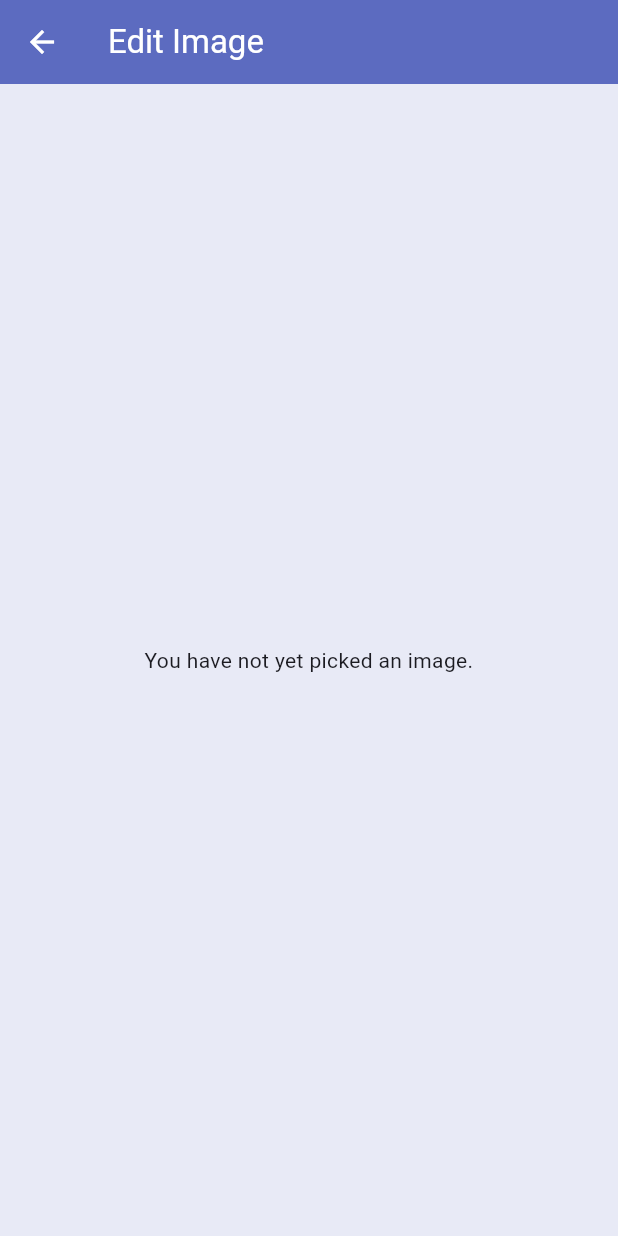
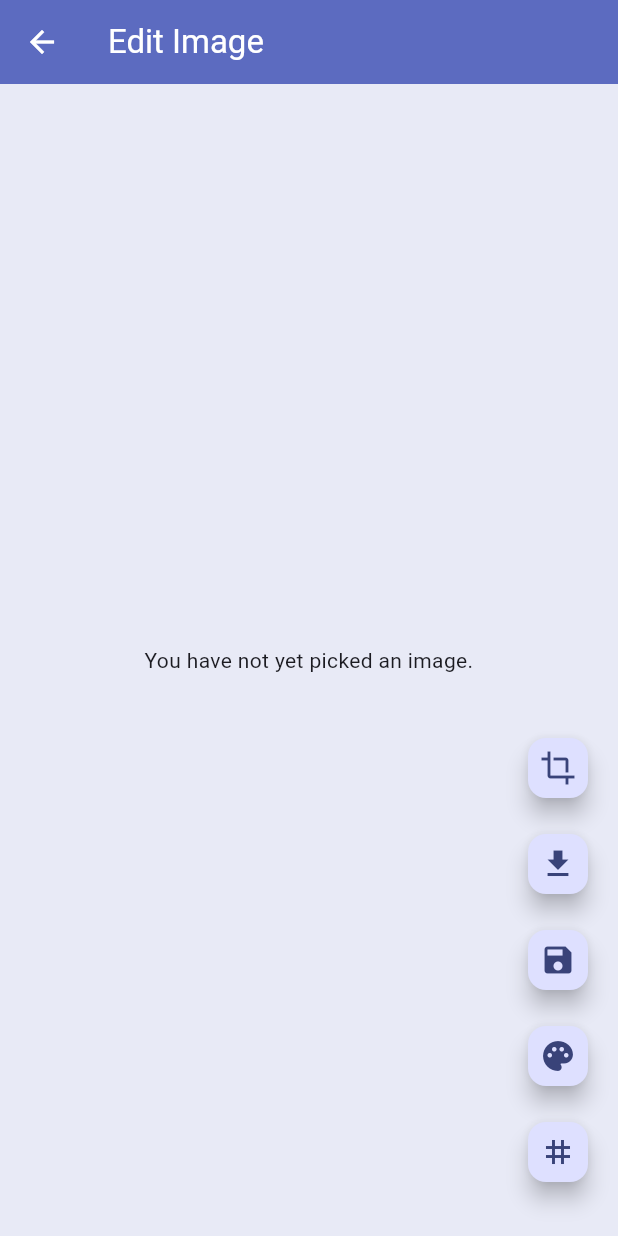
Before and after one commit to awesomeosep/refrigerator, a Flutter app: the EditPage screen opened by its route, on a phone screen of 412 x 824 dp. Run offline on Flutter 3.47's test engine with Material 3 defaults, Android fonts, the phone set to English and light mode, and no system bars; our stand-ins replace flutter_colorpicker, image_picker, screenshot.

Commit message:
crop popup

```diff
--- a/lib/edit.dart
+++ b/lib/edit.dart
@@ -4,6 +4,7 @@ import 'dart:math';
 
 // import 'package:crop_your_image/crop_your_image.dart';
 // import 'package:croppy/croppy.dart';
+import 'package:drawing_app/edit_popups/cropping.dart';
 import 'package:drawing_app/edit_popups/export_image.dart';
 import 'package:drawing_app/edit_popups/grid_lines.dart';
 import 'package:drawing_app/edit_popups/image_filters.dart';
@@ -25,7 +26,8 @@ class NamedColorFilter {
   final String id;
   final ColorFilter filter;
 
-  NamedColorFilter({required this.name, required this.id, required this.filter});
+  NamedColorFilter(
+      {required this.name, required this.id, required this.filter});
 }
 
 class EditPageArguments {
@@ -71,7 +73,8 @@ class _EditPageState extends State<EditPage> {
   bool firstTimeRan = false;
 
   ScreenshotController screenshotController = ScreenshotController();
-  TransformationController interactiveViewerController = TransformationController();
+  TransformationController interactiveViewerController =
+      TransformationController();
 
   void setSelectedFileVars(XFile? file) async {
     Size? dimensions;
@@ -171,7 +174,8 @@ class _EditPageState extends State<EditPage> {
 
   firstLoad() async {
     if (ModalRoute.of(context)?.settings.arguments != null) {
-      final args = ModalRoute.of(context)!.settings.arguments as EditPageArguments;
+      final args =
+          ModalRoute.of(context)!.settings.arguments as EditPageArguments;
       // print("got the file ${args.filePath}");
       ImageData loadedImageData = await getSavedImageData(args.fileId);
       setSelectedFileVars(XFile(args.filePath));
@@ -206,14 +210,28 @@ class _EditPageState extends State<EditPage> {
         child: Column(
           mainAxisAlignment: MainAxisAlignment.start,
           children: <Widget>[
-            if (selectedFile != null)
+            Padding(
+              padding: const EdgeInsets.only(bottom: 16.0),
+              child: FloatingActionButton.small(
+                onPressed: () {
+                  showCropImagePopup(context, selectedFile!, (croppedImage) {
+                    setState(() {
+                      setSelectedFileVars(croppedImage);
+                    });
+                  });
+                },
+                heroTag: 'crop0',
+                tooltip: 'Crop image',
+                child: const Icon(Icons.crop),
+              ),
+            ),
             Padding(
               padding: const EdgeInsets.only(bottom: 16.0),
               child: FloatingActionButton.small(
                 onPressed: () {
                   interactiveViewerController.value = Matrix4.identity();
                   screenshotController.capture().then((Uint8List? image) {
-                      if (image != null) {
+                    if (image != null && context.mounted) {
                       showExportImagePopup(context, image, selectedFileName);
                     }
                   }).catchError((onError) {
@@ -226,19 +244,21 @@ class _EditPageState extends State<EditPage> {
                 child: const Icon(Icons.download),
               ),
             ),
-            if (selectedFile != null)
             Padding(
               padding: const EdgeInsets.only(bottom: 16.0),
               child: FloatingActionButton.small(
                 onPressed: () {
-                    showSavingPopup(context, selectedFileName, (saveACopy, fileName) async {
+                  showSavingPopup(context, selectedFileName,
+                      (saveACopy, fileName) async {
                     String newFileId;
                     String newFilePath;
                     if (saveACopy) {
                       newFileId = Random().nextInt(10000000).toString();
-                        newFilePath = await saveImage(selectedFile!, newFileId, p.extension(selectedFile!.path));
+                      newFilePath = await saveImage(selectedFile!, newFileId,
+                          p.extension(selectedFile!.path));
                     } else {
-                        newFileId = p.basenameWithoutExtension(selectedFile!.name);
+                      newFileId =
+                          p.basenameWithoutExtension(selectedFile!.name);
                       newFilePath = selectedFile!.path;
                     }
                     String savedDataPath = (await saveImageData(
@@ -257,19 +277,21 @@ class _EditPageState extends State<EditPage> {
                                   gridShowing: showGrid),
                             )))
                         .path;
-                      // context.read<ImageListChanged>().changed = false;
                     if (context.mounted) {
                       Navigator.of(context).pop();
                     }
                     if (context.mounted) {
                       if (saveACopy) {
                         Navigator.popAndPushNamed(context, "/edit",
-                              arguments: EditPageArguments(newFileId, newFilePath, savedDataPath));
-                          ScaffoldMessenger.of(context).showSnackBar(const SnackBar(
+                            arguments: EditPageArguments(
+                                newFileId, newFilePath, savedDataPath));
+                        ScaffoldMessenger.of(context)
+                            .showSnackBar(const SnackBar(
                           content: Text("Saved copy of image"),
                         ));
                       } else {
-                          ScaffoldMessenger.of(context).showSnackBar(const SnackBar(
+                        ScaffoldMessenger.of(context)
+                            .showSnackBar(const SnackBar(
                           content: Text("Saved image"),
                         ));
                       }
@@ -281,7 +303,6 @@ class _EditPageState extends State<EditPage> {
                 child: const Icon(Icons.save),
               ),
             ),
-            if (selectedFile != null)
             Padding(
               padding: const EdgeInsets.only(bottom: 16.0),
               child: FloatingActionButton.small(
@@ -297,7 +318,6 @@ class _EditPageState extends State<EditPage> {
                 child: const Icon(Icons.palette),
               ),
             ),
-            if (selectedFile != null)
             Padding(
               padding: const EdgeInsets.only(bottom: 16.0),
               child: FloatingActionButton.small(
@@ -310,7 +330,8 @@ class _EditPageState extends State<EditPage> {
                           columns: gridColumns,
                           gridColor: gridLineColor,
                           gridLineWidth: gridLineWidth,
-                            gridShowing: showGrid), (rows, columns, lineWidth, color, gridShowing) {
+                          gridShowing: showGrid),
+                      (rows, columns, lineWidth, color, gridShowing) {
                     setState(() {
                       gridRows = rows;
                       gridColumns = columns;
```
Also changed, not shown: lib/edit_popups/cropping.dart (added, +33 -0 lines), pubspec.lock. Lines whose indentation alone changed are shown as unchanged.
